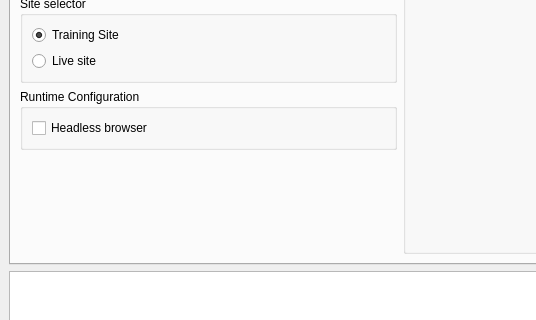
The window that qt/ses.ui (ssfivy/SES-Rollout) describes before a commit, drawn with Qt 5; both pictures show x 0 to 536 and y 164 to 484 of the 800 by 600 pixel window.
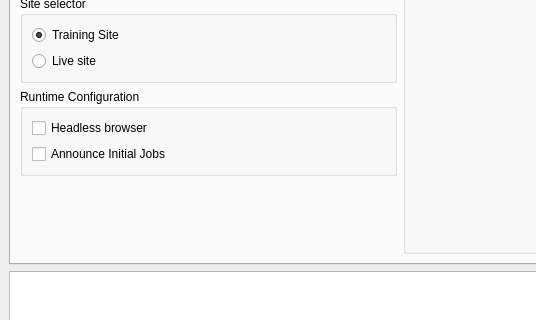
The same window after the commit.

Commit message: Stopping monitoring thread works. Prefill gui credentials from env variable for debugging.

The edit to the form file:
```diff
--- a/qt/ses.ui
+++ b/qt/ses.ui
@@ -80,6 +80,13 @@
              </property>
             </widget>
            </item>
+           <item row="2" column="0">
+            <widget class="QCheckBox" name="jobs_announceInitial">
+             <property name="text">
+              <string>Announce Initial Jobs</string>
+             </property>
+            </widget>
+           </item>
           </layout>
          </widget>
         </item>
```
Left out of the diff: 2 changed lines with no effect on the pictures. The commit also changes 3 other files.
